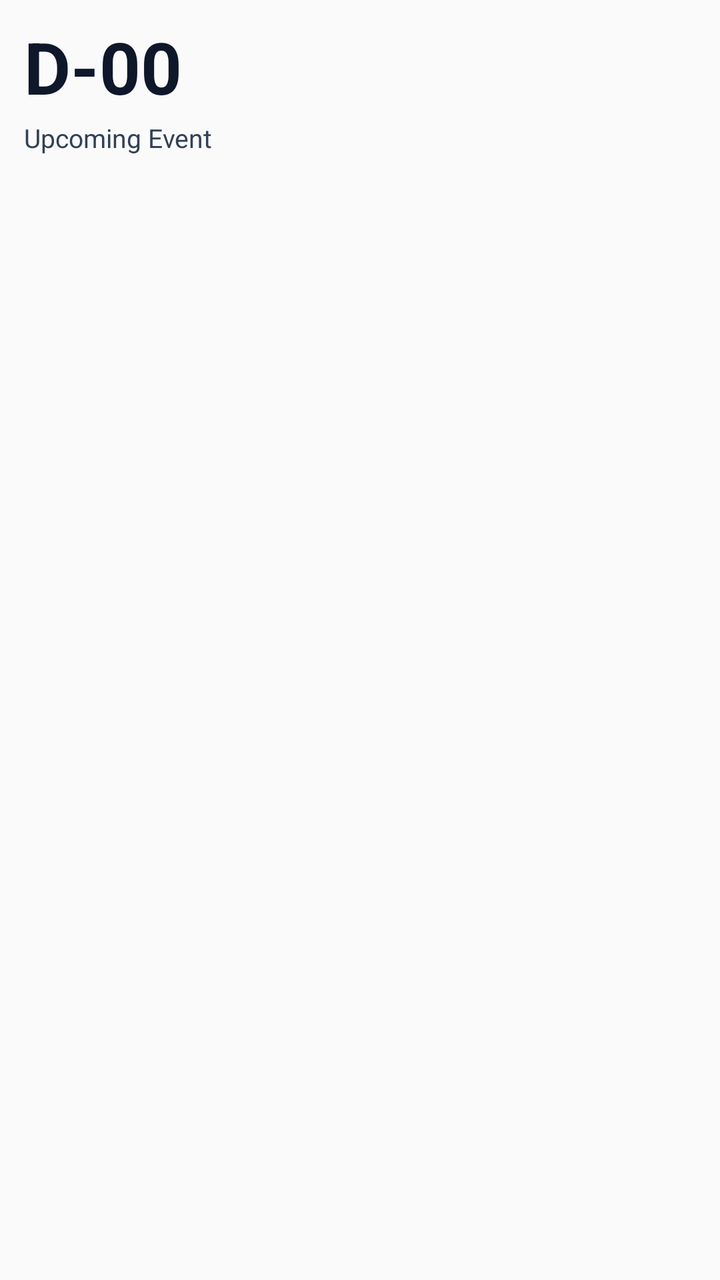
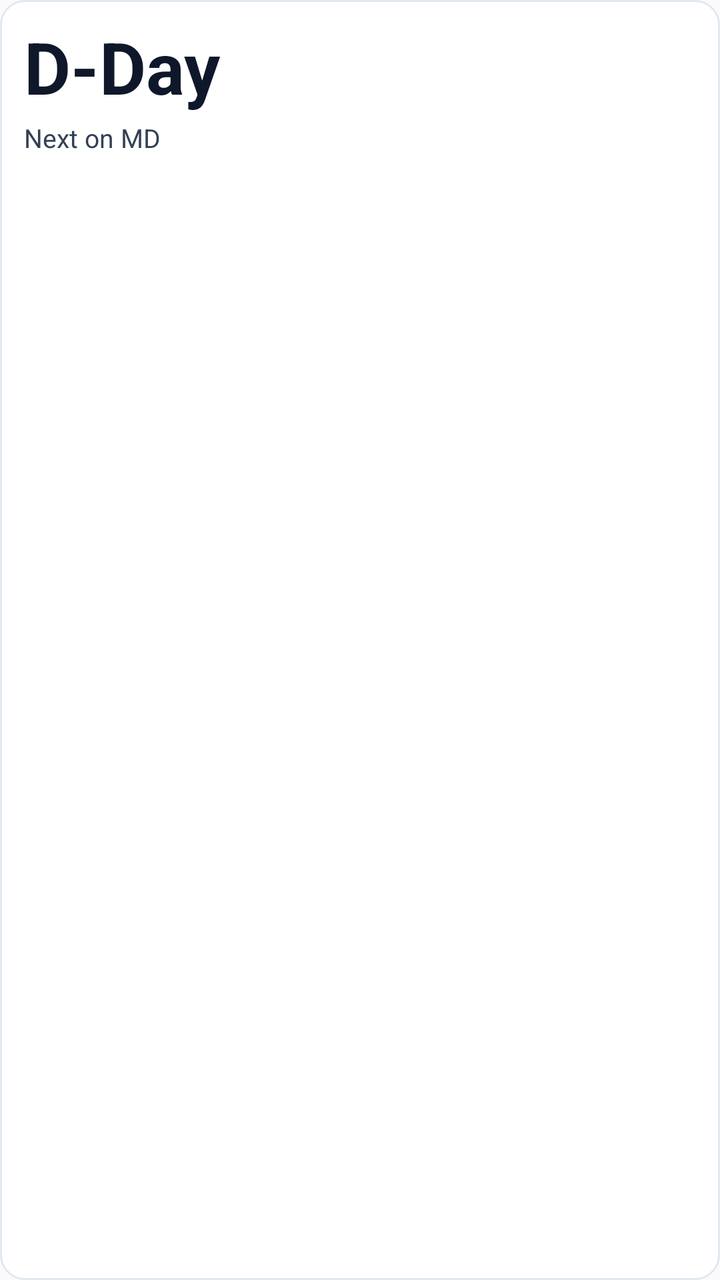

Screens rendered from an Android XML layout before and after an edit, with the pre-edit source and the edit as a unified diff.
<!-- AndroidManifest.xml: application theme AppTheme -->
<!-- res/layout/widget_md_countdown.xml -->
<?xml version="1.0" encoding="utf-8"?>
<FrameLayout xmlns:android="http://schemas.android.com/apk/res/android"
    android:id="@+id/widget_countdown_root"
    android:layout_width="match_parent"
    android:layout_height="match_parent">

    <ImageView
        android:id="@+id/widget_countdown_bg"
        android:layout_width="match_parent"
        android:layout_height="match_parent"
        android:scaleType="fitXY"
        android:contentDescription="" />

    <LinearLayout
        android:id="@+id/widget_countdown_content"
        android:layout_width="match_parent"
        android:layout_height="match_parent"
        android:orientation="vertical"
        android:gravity="top"
        android:padding="12dp">

        
        <LinearLayout
            android:id="@+id/widget_countdown_horiz_container"
            android:layout_width="match_parent"
            android:layout_height="wrap_content"
            android:orientation="horizontal"
            android:gravity="center_vertical"
            android:visibility="gone">

            <TextView
                android:id="@+id/widget_countdown_horiz_value"
                android:layout_width="wrap_content"
                android:layout_height="wrap_content"
                android:text="D-00"
                android:textSize="28sp"
                android:textStyle="bold"
                android:textColor="#0F172A"
                android:maxLines="1"
                android:singleLine="true"
                android:ellipsize="none"
                android:includeFontPadding="false" />

            <TextView
                android:id="@+id/widget_countdown_horiz_title"
                android:layout_width="0dp"
                android:layout_height="wrap_content"
                android:layout_weight="1"
                android:layout_marginStart="12dp"
                android:text="Upcoming Event"
                android:maxLines="1"
                android:ellipsize="end"
                android:textSize="14sp"
                android:textStyle="bold"
                android:textColor="#334155" />
        </LinearLayout>

        
        <LinearLayout
            android:id="@+id/widget_countdown_vert_container"
            android:layout_width="match_parent"
            android:layout_height="0dp"
            android:layout_weight="1"
            android:orientation="vertical"
            android:gravity="top">

            <TextView
                android:id="@+id/widget_countdown_value"
                android:layout_width="wrap_content"
                android:layout_height="wrap_content"
                android:text="D-00"
                android:textSize="36sp"
                android:textStyle="bold"
                android:textColor="#0F172A"
                android:maxLines="1"
                android:singleLine="true"
                android:ellipsize="none"
                android:includeFontPadding="false"
                android:layout_marginTop="2dp" />

            <TextView
                android:id="@+id/widget_countdown_title"
                android:layout_width="match_parent"
                android:layout_height="wrap_content"
                android:layout_marginTop="4dp"
                android:text="Upcoming Event"
                android:maxLines="2"
                android:ellipsize="end"
                android:textSize="13sp"
                android:textColor="#334155" />

            <TextView
                android:layout_width="0dp"
                android:layout_height="0dp"
                android:layout_weight="1"
                android:text="" />

            
            <TextView
                android:id="@+id/widget_countdown_tags"
                android:layout_width="wrap_content"
                android:layout_height="wrap_content"
                android:layout_marginTop="6dp"
                android:text="#EventTag"
                android:maxLines="1"
                android:ellipsize="end"
                android:textSize="11sp"
                android:textStyle="bold"
                android:textColor="#1D4ED8"
                android:background="@drawable/widget_hashtag_pill"
                android:paddingStart="10dp"
                android:paddingEnd="10dp"
                android:paddingTop="3dp"
                android:paddingBottom="3dp"
                android:visibility="gone" />
        </LinearLayout>

    </LinearLayout>
</FrameLayout>
<!-- resources referenced by this layout -->
<resources>
  <!-- drawable widget_hashtag_pill (drawable) -->
  <?xml version="1.0" encoding="utf-8"?>
  <shape xmlns:android="http://schemas.android.com/apk/res/android"
      android:shape="rectangle">
      <solid android:color="#EFF6FF" />
      <stroke android:width="1dp" android:color="#BFDBFE" />
      <corners android:radius="100dp" />
  </shape>
  <style name="AppTheme" parent="Theme.AppCompat.Light.DarkActionBar">
          
          <item name="colorPrimary">@color/colorPrimary</item>
          <item name="colorPrimaryDark">@color/colorPrimaryDark</item>
          <item name="colorAccent">@color/colorAccent</item>
      </style>
</resources>

<!-- the commit's change to res/layout/widget_md_countdown.xml (unified diff, before → after) -->
@@ -8,6 +8,7 @@
         android:id="@+id/widget_countdown_bg"
         android:layout_width="match_parent"
         android:layout_height="match_parent"
+        android:src="@drawable/widget_surface_crisp"
         android:scaleType="fitXY"
         android:contentDescription="" />
 
@@ -32,7 +33,7 @@
                 android:id="@+id/widget_countdown_horiz_value"
                 android:layout_width="wrap_content"
                 android:layout_height="wrap_content"
-                android:text="D-00"
+                android:text="D-Day"
                 android:textSize="28sp"
                 android:textStyle="bold"
                 android:textColor="#0F172A"
@@ -41,13 +42,28 @@
                 android:ellipsize="none"
                 android:includeFontPadding="false" />
 
+            <Chronometer
+                android:id="@+id/widget_countdown_horiz_chronometer"
+                android:layout_width="wrap_content"
+                android:layout_height="wrap_content"
+                android:countDown="true"
+                android:textSize="28sp"
+                android:textStyle="bold"
+                android:textColor="#0F172A"
+                android:fontFeatureSettings="tnum"
+                android:maxLines="1"
+                android:singleLine="true"
+                android:ellipsize="none"
+                android:includeFontPadding="false"
+                android:visibility="gone" />
+
             <TextView
                 android:id="@+id/widget_countdown_horiz_title"
                 android:layout_width="0dp"
                 android:layout_height="wrap_content"
                 android:layout_weight="1"
                 android:layout_marginStart="12dp"
-                android:text="Upcoming Event"
+                android:text="Next on MD"
                 android:maxLines="1"
                 android:ellipsize="end"
                 android:textSize="14sp"
@@ -68,7 +84,7 @@
                 android:id="@+id/widget_countdown_value"
                 android:layout_width="wrap_content"
                 android:layout_height="wrap_content"
-                android:text="D-00"
+                android:text="D-Day"
                 android:textSize="36sp"
                 android:textStyle="bold"
                 android:textColor="#0F172A"
@@ -78,12 +94,28 @@
                 android:includeFontPadding="false"
                 android:layout_marginTop="2dp" />
 
+            <Chronometer
+                android:id="@+id/widget_countdown_chronometer"
+                android:layout_width="wrap_content"
+                android:layout_height="wrap_content"
+                android:countDown="true"
+                android:textSize="36sp"
+                android:textStyle="bold"
+                android:textColor="#0F172A"
+                android:fontFeatureSettings="tnum"
+                android:maxLines="1"
+                android:singleLine="true"
+                android:ellipsize="none"
+                android:includeFontPadding="false"
+                android:layout_marginTop="2dp"
+                android:visibility="gone" />
+
             <TextView
                 android:id="@+id/widget_countdown_title"
                 android:layout_width="match_parent"
                 android:layout_height="wrap_content"
                 android:layout_marginTop="4dp"
-                android:text="Upcoming Event"
+                android:text="Next on MD"
                 android:maxLines="2"
                 android:ellipsize="end"
                 android:textSize="13sp"
<!-- resource entries referenced after the edit -->
@@ -8,6 +8,14 @@
       <stroke android:width="1dp" android:color="#BFDBFE" />
       <corners android:radius="100dp" />
   </shape>
+  <!-- drawable widget_surface_crisp (drawable) -->
+  <?xml version="1.0" encoding="utf-8"?>
+  <shape xmlns:android="http://schemas.android.com/apk/res/android"
+      android:shape="rectangle">
+      <solid android:color="#FFFFFF" />
+      <stroke android:width="1dp" android:color="#E2E8F0" />
+      <corners android:radius="12dp" />
+  </shape>
   <style name="AppTheme" parent="Theme.AppCompat.Light.DarkActionBar">
           
           <item name="colorPrimary">@color/colorPrimary</item>
